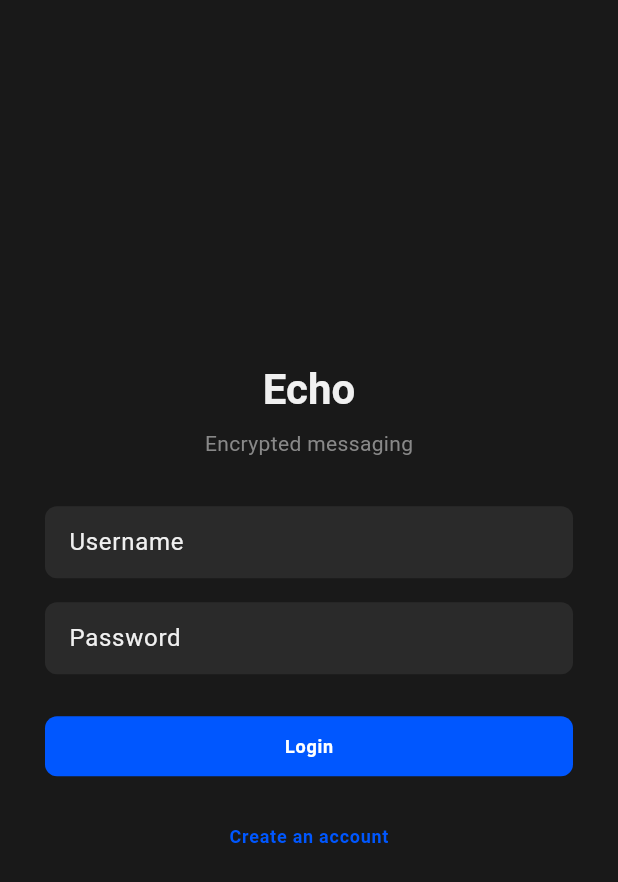
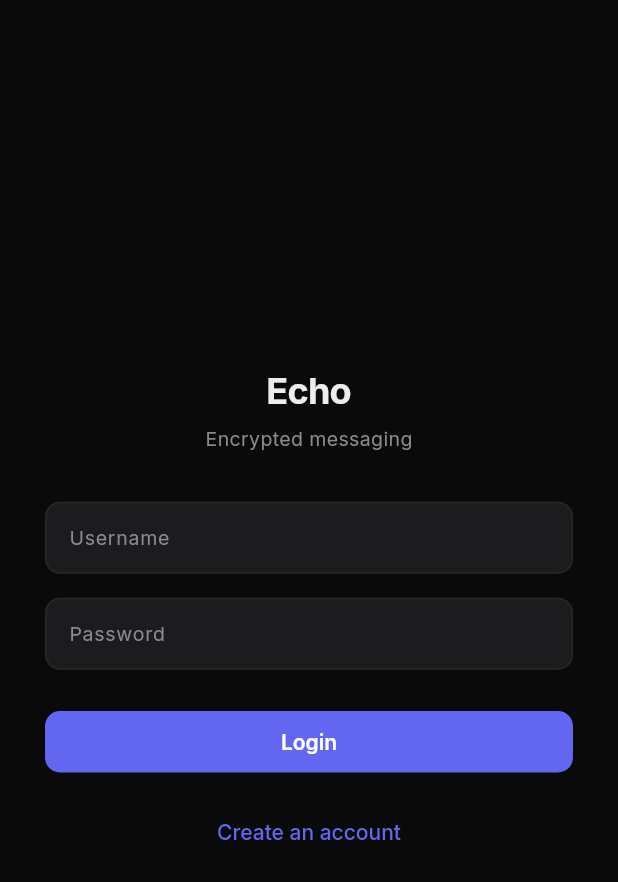
Before and after one commit to NC1107/echo-messenger, a Flutter app: the screen it shows after launch, on a phone screen of 412 x 824 dp. Shown: the top 882 px of the screen. Run offline on Flutter 3.47's test engine with Material 3 defaults, Android fonts, the phone set to English and light mode, and no system bars; our stand-ins replace flutter_riverpod, go_router, google_fonts, shared_preferences; missing offline and left inert: cryptography.

Commit message:
feat: shadcn-inspired UI redesign + all P0-P2 bug fixes
Visual Redesign:
- shadcn/ui dark palette: deeper darks (#0A0A0B), indigo accent (#6366F1)
- Inter font via google_fonts with full type scale
- Outlined icons throughout (Material outlined, lucide_icons incompatible)
- Refined message bubbles: 16px radius with tail corners, 15px body text
- Input area: 44px height, 12px radius, 30px send button
- Sidebar: 68px items, 10px radius, surfaceHover hover state
- Clickable URLs in messages (url_launcher, accentHover color)

Bug Fixes:
- [P0] Reactions now broadcast to all users (added conversation_id to server event)
- [P0] Group messages no longer trigger decryption (plaintext skip via _looksEncrypted)
- [P0] Decryption retry: invalidate stale key, re-fetch, retry once
- [P1] Settings screen replaces instant-logout (gear opens settings page)
- [P1] Conversation preview shows "Encrypted message" instead of "[Could not decrypt]"
- [P2] Reaction alignment fixed (36px padding matches avatar+gap)
- [P2] Group encryption banner toned down (subtle grey, shield icon)

New Dependencies: google_fonts, url_launcher, file_picker
New Screens: settings_screen.dart

```diff
--- a/apps/client/lib/src/router/app_router.dart
+++ b/apps/client/lib/src/router/app_router.dart
@@ -8,6 +8,7 @@ import '../screens/group_info_screen.dart';
 import '../screens/home_screen.dart';
 import '../screens/login_screen.dart';
 import '../screens/register_screen.dart';
+import '../screens/settings_screen.dart';
 
 final routerProvider = Provider<GoRouter>((ref) {
   final authState = ref.watch(authProvider);
@@ -52,6 +53,10 @@ final routerProvider = Provider<GoRouter>((ref) {
           conversationId: state.pathParameters['conversationId']!,
         ),
       ),
+      GoRoute(
+        path: '/settings',
+        builder: (context, state) => const SettingsScreen(),
+      ),
     ],
   );
 });
--- a/apps/client/lib/src/screens/contacts_screen.dart
+++ b/apps/client/lib/src/screens/contacts_screen.dart
@@ -139,7 +139,7 @@ class _ContactsScreenState extends ConsumerState<ContactsScreen> {
                         subtitle: contact.displayName != null
                             ? Text('@${contact.username}')
                             : null,
-                        trailing: const Icon(Icons.chevron_right),
+                        trailing: const Icon(Icons.chevron_right_outlined),
                         onTap: () {
                           // Navigate back to home -- the user can select the conversation there
                           context.go('/home');
@@ -164,7 +164,7 @@ class _ContactsScreenState extends ConsumerState<ContactsScreen> {
             ),
       floatingActionButton: FloatingActionButton(
         onPressed: _showAddContactDialog,
-        child: const Icon(Icons.person_add),
+        child: const Icon(Icons.person_add_outlined),
       ),
     );
   }
--- a/apps/client/lib/src/screens/create_group_screen.dart
+++ b/apps/client/lib/src/screens/create_group_screen.dart
@@ -90,7 +90,7 @@ class _CreateGroupScreenState extends ConsumerState<CreateGroupScreen> {
               decoration: const InputDecoration(
                 labelText: 'Group Name',
                 border: OutlineInputBorder(),
-                prefixIcon: Icon(Icons.group),
+                prefixIcon: Icon(Icons.group_outlined),
               ),
               textInputAction: TextInputAction.done,
             ),
--- a/apps/client/lib/src/screens/group_info_screen.dart
+++ b/apps/client/lib/src/screens/group_info_screen.dart
@@ -226,7 +226,7 @@ class _GroupInfoScreenState extends ConsumerState<GroupInfoScreen> {
             child: CircleAvatar(
               radius: 40,
               backgroundColor: Theme.of(context).colorScheme.tertiary,
-              child: const Icon(Icons.group, size: 40),
+              child: const Icon(Icons.group_outlined, size: 40),
             ),
           ),
           const SizedBox(height: 16),
@@ -258,7 +258,7 @@ class _GroupInfoScreenState extends ConsumerState<GroupInfoScreen> {
                 ),
                 const Spacer(),
                 IconButton(
-                  icon: const Icon(Icons.person_add),
+                  icon: const Icon(Icons.person_add_outlined),
                   tooltip: 'Add member',
                   onPressed: _addMember,
                 ),
@@ -281,7 +281,7 @@ class _GroupInfoScreenState extends ConsumerState<GroupInfoScreen> {
             padding: const EdgeInsets.symmetric(horizontal: 16),
             child: OutlinedButton.icon(
               onPressed: _leaveGroup,
-              icon: const Icon(Icons.exit_to_app),
+              icon: const Icon(Icons.logout_outlined),
               label: const Text('Leave Group'),
               style: OutlinedButton.styleFrom(
                 foregroundColor: Theme.of(context).colorScheme.error,
--- a/apps/client/lib/src/theme/echo_theme.dart
+++ b/apps/client/lib/src/theme/echo_theme.dart
@@ -1,49 +1,106 @@
 import 'package:flutter/material.dart';
+import 'package:google_fonts/google_fonts.dart';
 
 class EchoTheme {
-  // Clean dark palette -- generous spacing, not cramped
-  static const mainBg = Color(0xFF191919);
-  static const sidebarBg = Color(0xFF1E1E1E);
-  static const chatBg = Color(0xFF252525);
-  static const surface = Color(0xFF2A2A2A);
-  static const accent = Color(0xFF0057FF);
-  static const accentLight = Color(0x200057FF);
-  static const textPrimary = Color(0xFFF0F0F0);
-  static const textSecondary = Color(0xFF888888);
-  static const textMuted = Color(0xFF555555);
-  static const sentBubble = Color(0xFF0057FF);
-  static const recvBubble = Color(0xFF2A2A2A);
-  static const border = Color(0xFF333333);
-  static const online = Color(0xFF44CC44);
-  static const danger = Color(0xFFF23F43);
-  static const warning = Color(0xFFF0B232);
+  // shadcn-inspired dark palette
+  static const mainBg = Color(0xFF0A0A0B);
+  static const sidebarBg = Color(0xFF0F0F10);
+  static const chatBg = Color(0xFF141415);
+  static const surface = Color(0xFF1C1C1E);
+  static const surfaceHover = Color(0xFF232326);
+  static const accent = Color(0xFF6366F1);
+  static const accentHover = Color(0xFF818CF8);
+  static const accentLight = Color(0x1A6366F1);
+  static const textPrimary = Color(0xFFEDEDEF);
+  static const textSecondary = Color(0xFF8B8B8E);
+  static const textMuted = Color(0xFF4B4B4F);
+  static const sentBubble = Color(0xFF6366F1);
+  static const recvBubble = Color(0xFF1C1C1E);
+  static const border = Color(0xFF27272A);
+  static const online = Color(0xFF22C55E);
+  static const danger = Color(0xFFEF4444);
+  static const warning = Color(0xFFF59E0B);
 
   // Legacy aliases used by screens we are not rewriting (contacts, groups, etc.)
   static const background = mainBg;
   static const panelBg = sidebarBg;
   static const inputBg = surface;
-  static const hoverBg = Color(0xFF2E2E2E);
-  static const activeBg = Color(0xFF333333);
+  static const hoverBg = surfaceHover;
+  static const activeBg = Color(0xFF27272A);
   static const divider = border;
 
-  static ThemeData get darkTheme => ThemeData(
+  static ThemeData get darkTheme {
+    final baseTextTheme = GoogleFonts.interTextTheme(ThemeData.dark().textTheme);
+    final textTheme = baseTextTheme.copyWith(
+      headlineLarge: baseTextTheme.headlineLarge?.copyWith(
+        fontSize: 24,
+        fontWeight: FontWeight.w700,
+        letterSpacing: -0.5,
+        color: textPrimary,
+      ),
+      headlineMedium: baseTextTheme.headlineMedium?.copyWith(
+        fontSize: 22,
+        fontWeight: FontWeight.w700,
+        color: textPrimary,
+      ),
+      titleLarge: baseTextTheme.titleLarge?.copyWith(
+        fontSize: 16,
+        fontWeight: FontWeight.w600,
+        color: textPrimary,
+      ),
+      titleMedium: baseTextTheme.titleMedium?.copyWith(
+        fontSize: 14,
+        fontWeight: FontWeight.w600,
+        color: textPrimary,
+      ),
+      bodyLarge: baseTextTheme.bodyLarge?.copyWith(
+        fontSize: 15,
+        fontWeight: FontWeight.w400,
+        height: 1.47,
+        color: textPrimary,
+      ),
+      bodyMedium: baseTextTheme.bodyMedium?.copyWith(
+        fontSize: 13,
+        fontWeight: FontWeight.w400,
+        color: textSecondary,
+      ),
+      bodySmall: baseTextTheme.bodySmall?.copyWith(
+        fontSize: 12,
+        fontWeight: FontWeight.w400,
+        color: textMuted,
+      ),
+      labelLarge: baseTextTheme.labelLarge?.copyWith(
+        fontSize: 11,
+        fontWeight: FontWeight.w600,
+        letterSpacing: 0.5,
+        color: textSecondary,
+      ),
+    );
+
+    return ThemeData(
       brightness: Brightness.dark,
       scaffoldBackgroundColor: mainBg,
+      textTheme: textTheme,
       colorScheme: const ColorScheme.dark(
         primary: accent,
-          secondary: accent,
-          surface: sidebarBg,
+        secondary: accentHover,
+        surface: surface,
         error: danger,
         onPrimary: Colors.white,
         onSecondary: Colors.white,
         onSurface: textPrimary,
         onError: Colors.white,
       ),
-        appBarTheme: const AppBarTheme(
+      appBarTheme: AppBarTheme(
         backgroundColor: sidebarBg,
         foregroundColor: textPrimary,
         elevation: 0,
         surfaceTintColor: Colors.transparent,
+        titleTextStyle: GoogleFonts.inter(
+          fontSize: 16,
+          fontWeight: FontWeight.w600,
+          color: textPrimary,
+        ),
       ),
       dividerColor: border,
       dividerTheme: const DividerThemeData(
@@ -51,76 +108,89 @@ class EchoTheme {
         thickness: 1,
         space: 1,
       ),
-        textTheme: const TextTheme(
-          headlineLarge: TextStyle(
-            color: textPrimary,
-            fontSize: 28,
-            fontWeight: FontWeight.bold,
-          ),
-          headlineMedium: TextStyle(
-            color: textPrimary,
-            fontSize: 22,
-            fontWeight: FontWeight.bold,
-          ),
-          titleLarge: TextStyle(
-            color: textPrimary,
-            fontSize: 16,
-            fontWeight: FontWeight.w600,
-          ),
-          titleMedium: TextStyle(
-            color: textPrimary,
-            fontSize: 14,
-            fontWeight: FontWeight.w600,
-          ),
-          bodyLarge: TextStyle(color: textPrimary, fontSize: 16),
-          bodyMedium: TextStyle(color: textSecondary, fontSize: 14),
-          bodySmall: TextStyle(color: textMuted, fontSize: 12),
-          labelLarge: TextStyle(
-            color: textSecondary,
-            fontSize: 12,
-            fontWeight: FontWeight.w700,
-            letterSpacing: 0.5,
-          ),
-        ),
       inputDecorationTheme: InputDecorationTheme(
         filled: true,
         fillColor: surface,
         border: OutlineInputBorder(
-            borderRadius: BorderRadius.circular(8),
-            borderSide: BorderSide.none,
+          borderRadius: BorderRadius.circular(10),
+          borderSide: const BorderSide(color: border, width: 1),
         ),
         enabledBorder: OutlineInputBorder(
-            borderRadius: BorderRadius.circular(8),
-            borderSide: BorderSide.none,
+          borderRadius: BorderRadius.circular(10),
+          borderSide: const BorderSide(color: border, width: 1),
         ),
         focusedBorder: OutlineInputBorder(
-            borderRadius: BorderRadius.circular(8),
-            borderSide: BorderSide.none,
+          borderRadius: BorderRadius.circular(10),
+          borderSide: const BorderSide(color: accent, width: 1),
         ),
         contentPadding:
             const EdgeInsets.symmetric(horizontal: 12, vertical: 10),
-          hintStyle: const TextStyle(color: textMuted, fontSize: 14),
+        hintStyle: GoogleFonts.inter(color: textMuted, fontSize: 13),
+        labelStyle: GoogleFonts.inter(color: textSecondary, fontSize: 13),
       ),
       filledButtonTheme: FilledButtonThemeData(
         style: FilledButton.styleFrom(
           backgroundColor: accent,
           foregroundColor: Colors.white,
+          textStyle: GoogleFonts.inter(
+            fontSize: 14,
+            fontWeight: FontWeight.w600,
+          ),
           shape: RoundedRectangleBorder(
-              borderRadius: BorderRadius.circular(8),
+            borderRadius: BorderRadius.circular(10),
+          ),
+          padding: const EdgeInsets.symmetric(horizontal: 20, vertical: 12),
+        ),
+      ),
+      textButtonTheme: TextButtonThemeData(
+        style: TextButton.styleFrom(
+          foregroundColor: accent,
+          textStyle: GoogleFonts.inter(
+            fontSize: 14,
+            fontWeight: FontWeight.w500,
           ),
         ),
       ),
-        textButtonTheme: TextButtonThemeData(
-          style: TextButton.styleFrom(foregroundColor: accent),
+      outlinedButtonTheme: OutlinedButtonThemeData(
+        style: OutlinedButton.styleFrom(
+          foregroundColor: textPrimary,
+          side: const BorderSide(color: border),
+          shape: RoundedRectangleBorder(
+            borderRadius: BorderRadius.circular(10),
+          ),
+        ),
       ),
       iconTheme: const IconThemeData(color: textSecondary, size: 20),
       tooltipTheme: TooltipThemeData(
         decoration: BoxDecoration(
-            color: mainBg,
+          color: surface,
           borderRadius: BorderRadius.circular(6),
+          border: Border.all(color: border, width: 1),
         ),
-          textStyle: const TextStyle(color: textPrimary, fontSize: 12),
+        textStyle: GoogleFonts.inter(color: textPrimary, fontSize: 12),
         waitDuration: const Duration(milliseconds: 500),
+      ),
+      dialogTheme: DialogThemeData(
+        backgroundColor: surface,
+        shape: RoundedRectangleBorder(
+          borderRadius: BorderRadius.circular(12),
+          side: const BorderSide(color: border),
+        ),
+      ),
+      bottomSheetTheme: const BottomSheetThemeData(
+        backgroundColor: surface,
+        shape: RoundedRectangleBorder(
+          borderRadius: BorderRadius.vertical(top: Radius.circular(12)),
+        ),
+      ),
+      snackBarTheme: SnackBarThemeData(
+        backgroundColor: surface,
+        contentTextStyle: GoogleFonts.inter(color: textPrimary, fontSize: 13),
+        shape: RoundedRectangleBorder(
+          borderRadius: BorderRadius.circular(8),
+        ),
+        behavior: SnackBarBehavior.floating,
       ),
     );
   }
+}
--- a/apps/client/pubspec.yaml
+++ b/apps/client/pubspec.yaml
@@ -15,6 +15,9 @@ dependencies:
   web_socket_channel: ^3.0.0
   cryptography: ^2.7.0
   shared_preferences: ^2.3.0
+  google_fonts: ^6.2.0
+  url_launcher: ^6.3.0
+  file_picker: ^8.0.0
 
 dev_dependencies:
   flutter_test:
```
Also changed, not shown: apps/client/lib/src/providers/websocket_provider.dart (+39 -7 lines), apps/client/lib/src/screens/chat_screen.dart (+6 -6 lines), apps/client/lib/src/screens/conversations_screen.dart (+8 -8 lines), apps/client/lib/src/screens/home_screen.dart (+5 -13 lines), apps/client/lib/src/screens/settings_screen.dart (added, +198 -0 lines), apps/client/lib/src/services/crypto_service.dart (+8 -0 lines), apps/client/lib/src/widgets/chat_panel.dart (+15 -15 lines), apps/client/lib/src/widgets/conversation_panel.dart (+17 -11 lines), apps/client/lib/src/widgets/message_item.dart (+96 -18 lines), apps/client/pubspec.lock, 6 other files. Lines whose indentation alone changed are shown as unchanged.
